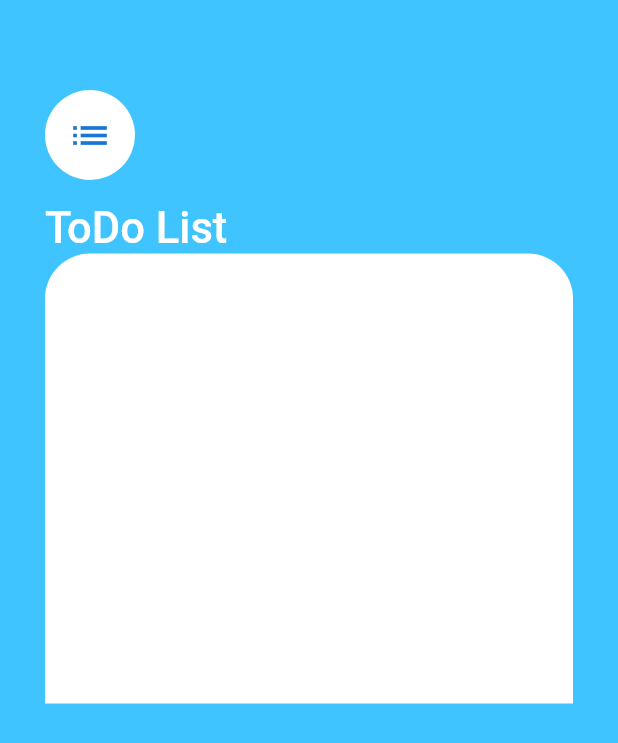
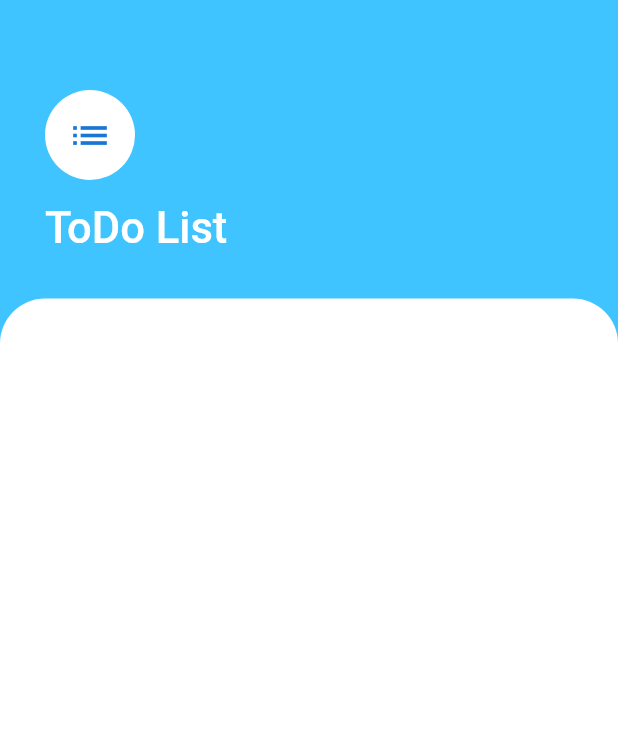
Before and after one commit to FahimMuntashir/ToDoApp-FlutterUI, a Flutter app: the screen it shows after launch, on a phone screen of 412 x 824 dp. Shown: the top 743 px of the screen. Run offline on Flutter 3.47's test engine with Material 2 defaults, Android fonts, the phone set to English and light mode, and no system bars.

Commit message:
start alignment

```diff
--- a/lib/screens/task_screen.dart
+++ b/lib/screens/task_screen.dart
@@ -6,7 +6,10 @@ class TaskScreen extends StatelessWidget {
   Widget build(BuildContext context) {
     return Scaffold(
       backgroundColor: Colors.lightBlueAccent,
-      body: Container(
+      body: Column(
+        crossAxisAlignment: CrossAxisAlignment.start,
+        children: <Widget>[
+          Container(
             padding: EdgeInsets.only(top: 60.0,left: 30.0,right: 30.0,bottom: 30.0),
             child: Column(
               crossAxisAlignment: CrossAxisAlignment.start,
@@ -30,15 +33,23 @@ class TaskScreen extends StatelessWidget {
                   fontWeight: FontWeight.w500,
                   fontSize: 29.0,
                 ),),
-            Container(
-              height: 300.0,
+
+              ],
+            ),
+
+          ),
+          Expanded(
+            child: Container(
               decoration: BoxDecoration(
                 color: Colors.white,
                 borderRadius: BorderRadius.only(topLeft: Radius.circular(30.0), topRight: Radius.circular(30.0)),
               ),
             ),
+          ),
+
+
+
         ],
-        ),
       ),
     );
   }
```
Lines whose indentation alone changed are shown as unchanged.
